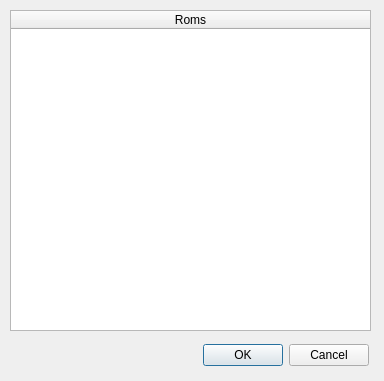
Before: the Qt Designer form src/gui/designer/dlgUncomp.ui in punesemu/puNES, drawn with Qt 5.
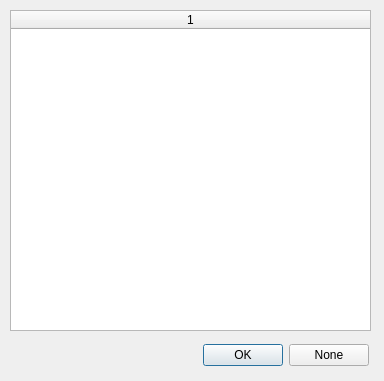
After: the same form once the commit is applied.

What changed in the file:
```diff
--- a/src/gui/designer/dlgUncomp.ui
+++ b/src/gui/designer/dlgUncomp.ui
@@ -52,7 +52,7 @@
     <item>
      <widget class="QPushButton" name="pushButton_Cancel">
       <property name="text">
-       <string>Cancel</string>
+       <string>None</string>
       </property>
      </widget>
     </item>
@@ -76,11 +76,7 @@
    <attribute name="horizontalHeaderStretchLastSection">
     <bool>true</bool>
    </attribute>
-   <column>
-    <property name="text">
-     <string>Roms</string>
-    </property>
-   </column>
+   <column/>
   </widget>
  </widget>
  <resources/>
```
Left out of the diff: 2 changed lines with no effect on the pictures.
